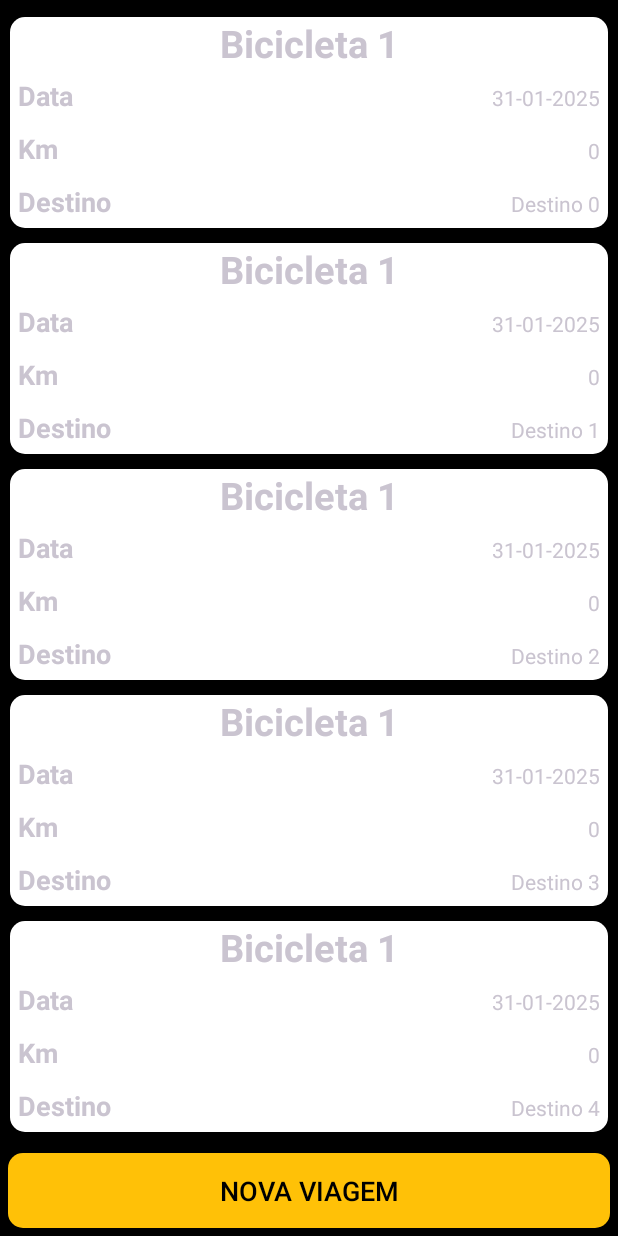
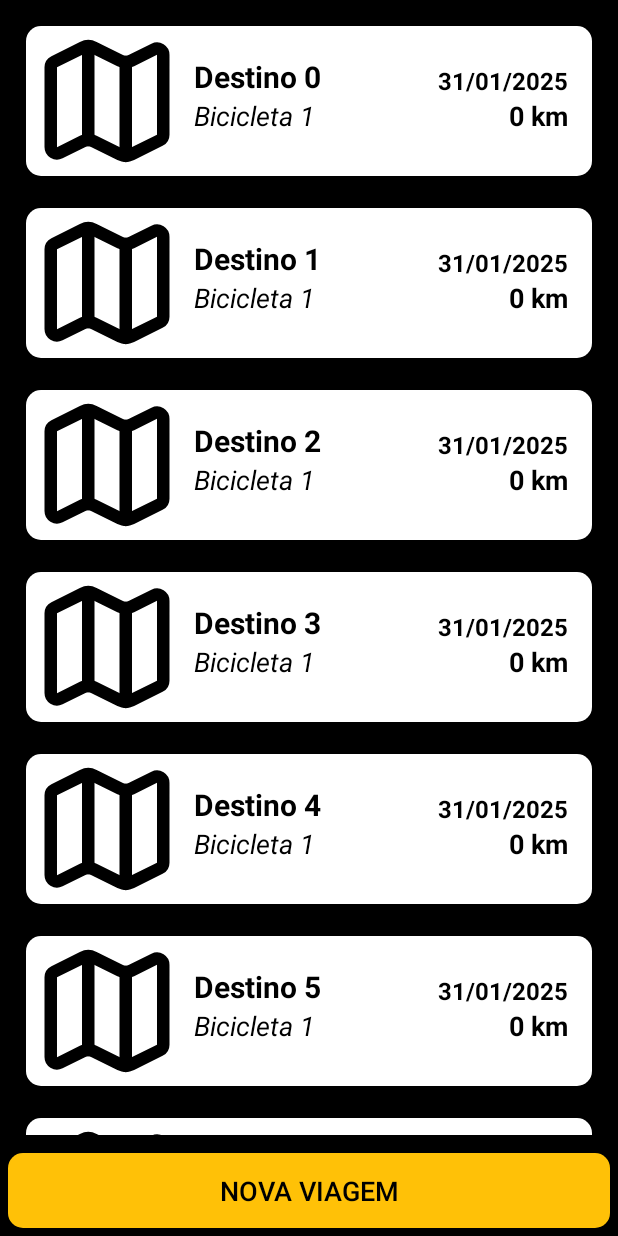
Before and after one commit to silva93felipe/BicicretaAndroid, an Android app: the ViagensActivity screen opened directly, with no data from a screen before it, on a phone screen of 412 x 824 dp. Run offline under Robolectric (Android 15) with nearby library versions, the light colour scheme and no system bars.

Commit message:
refactor: Ajustando layout do card

```diff
--- a/app/src/main/java/com/app/bicicreta/app/activity/ViagensActivity.java
+++ b/app/src/main/java/com/app/bicicreta/app/activity/ViagensActivity.java
@@ -30,11 +30,10 @@ public class ViagensActivity extends AppCompatActivity {
         for (int i = 0; i < 15; i++){
             Viagem viagem = new Viagem();
             viagem.setDestino("Destino " + i);
-            String pattern = "dd-MM-yyyy";
-            SimpleDateFormat simpleDateFormat = new SimpleDateFormat(pattern);
+            SimpleDateFormat simpleDateFormat = new SimpleDateFormat("dd/MM/yyyy");
             viagem.setData(String.valueOf(simpleDateFormat.format(new Date())));
             viagem.setNomeBicicleta("Bicicleta 1");
-            viagem.setQuilometros("0");
+            viagem.setQuilometros("0 km");
             viagens.add(viagem);
         }
     }
--- a/app/src/main/java/com/app/bicicreta/app/adapter/AdapterViagem.java
+++ b/app/src/main/java/com/app/bicicreta/app/adapter/AdapterViagem.java
@@ -50,10 +50,10 @@ public class AdapterViagem extends RecyclerView.Adapter<AdapterViagem.ViagemView
 
         public ViagemViewHolder(@NonNull View itemView) {
             super(itemView);
-            dataViagem = itemView.findViewById(R.id.dataViagemTextView);
-            quilometrosRodados = itemView.findViewById(R.id.quilometrosTextView);
-            destino = itemView.findViewById(R.id.destinoTextView);
-            nomeBicicleta = itemView.findViewById(R.id.nomeBicicletaTextView);
+            dataViagem = itemView.findViewById(R.id.dataCompraTextView);
+            quilometrosRodados = itemView.findViewById(R.id.quilometroPecaTextView);
+            destino = itemView.findViewById(R.id.nomePecaTextView);
+            nomeBicicleta = itemView.findViewById(R.id.nomeBicicletaPecaTextView);
         }
     }
 }
--- a/app/src/main/res/layout/viagem_item.xml
+++ b/app/src/main/res/layout/viagem_item.xml
@@ -4,111 +4,68 @@
     xmlns:tools="http://schemas.android.com/tools"
     android:layout_width="match_parent"
     android:layout_height="wrap_content"
-    android:layout_marginStart="5dp"
-    android:layout_marginTop="10dp"
-    android:layout_marginEnd="5dp">
+    android:layout_marginStart="16dp"
+    android:layout_marginTop="16dp"
+    android:layout_marginEnd="16dp"
+    android:layout_marginBottom="5dp"
+    android:background="@drawable/background_card">
 
-    <LinearLayout
-        android:id="@+id/linearLayout2"
-        android:layout_width="0dp"
-        android:layout_height="wrap_content"
-        android:background="@drawable/background_card"
-        android:orientation="vertical"
-        app:layout_constraintEnd_toEndOf="parent"
+    <ImageView
+        android:id="@+id/imageView2"
+        android:layout_width="100dp"
+        android:layout_height="100dp"
+        android:layout_marginStart="4dp"
+        app:layout_constraintBottom_toBottomOf="parent"
         app:layout_constraintStart_toStartOf="parent"
-        app:layout_constraintTop_toTopOf="parent">
-
-        <LinearLayout
-            android:layout_width="match_parent"
-            android:layout_height="match_parent"
-            android:orientation="vertical">
-
-            <LinearLayout
-                android:layout_width="match_parent"
-                android:layout_height="match_parent"
-                android:orientation="horizontal">
+        app:layout_constraintTop_toTopOf="parent"
+        app:srcCompat="@drawable/map" />
 
     <TextView
-                    android:id="@+id/nomeBicicletaTextView"
+        android:id="@+id/nomePecaTextView"
         android:layout_width="wrap_content"
         android:layout_height="wrap_content"
-                    android:layout_weight="1"
-                    android:gravity="center"
-                    android:textSize="25dp"
-                    android:textStyle="bold" />
-            </LinearLayout>
-
-            <LinearLayout
-                android:layout_width="match_parent"
-                android:layout_height="match_parent"
-                android:orientation="horizontal"
-                android:padding="5dp">
+        android:layout_marginStart="8dp"
+        android:layout_marginTop="20dp"
+        android:text="Pureza"
+        android:textColor="@color/black"
+        android:textSize="20dp"
+        android:textStyle="bold"
+        app:layout_constraintStart_toEndOf="@+id/imageView2"
+        app:layout_constraintTop_toTopOf="parent" />
 
     <TextView
-                    android:id="@+id/textView13"
+        android:id="@+id/dataCompraTextView"
         android:layout_width="wrap_content"
         android:layout_height="wrap_content"
-                    android:layout_weight="2"
-                    android:text="Data"
-                    android:textSize="18sp"
-                    android:textStyle="bold" />
+        android:layout_marginEnd="16dp"
+        android:text="20/10/2025"
+        android:textColor="@color/black"
+        android:textSize="16dp"
+        android:textStyle="bold"
+        app:layout_constraintBottom_toBottomOf="@+id/nomePecaTextView"
+        app:layout_constraintEnd_toEndOf="parent"
+        app:layout_constraintTop_toTopOf="@+id/nomePecaTextView"
+        app:layout_constraintVertical_bias="1.0" />
 
     <TextView
-                    android:id="@+id/dataViagemTextView"
+        android:id="@+id/quilometroPecaTextView"
         android:layout_width="wrap_content"
         android:layout_height="wrap_content"
-                    android:layout_weight="1"
-                    android:textAlignment="textEnd" />
-            </LinearLayout>
-
-            <LinearLayout
-                android:layout_width="match_parent"
-                android:layout_height="match_parent"
-                android:orientation="horizontal"
-                android:padding="5dp">
+        android:text="100 km"
+        android:textColor="@color/black"
+        android:textSize="18dp"
+        android:textStyle="bold"
+        app:layout_constraintBottom_toBottomOf="@+id/nomeBicicletaPecaTextView"
+        app:layout_constraintEnd_toEndOf="@+id/dataCompraTextView" />
 
     <TextView
-                    android:id="@+id/textView15"
+        android:id="@+id/nomeBicicletaPecaTextView"
         android:layout_width="wrap_content"
         android:layout_height="wrap_content"
-                    android:layout_weight="2"
-                    android:text="Km"
+        android:text="South"
+        android:textColor="@color/black"
         android:textSize="18sp"
-                    android:textStyle="bold" />
-
-                <TextView
-                    android:id="@+id/quilometrosTextView"
-                    android:layout_width="wrap_content"
-                    android:layout_height="wrap_content"
-                    android:layout_weight="1"
-                    android:textAlignment="textEnd" />
-            </LinearLayout>
-
-            <LinearLayout
-                android:layout_width="match_parent"
-                android:layout_height="match_parent"
-                android:orientation="horizontal"
-                android:padding="5dp">
-
-                <TextView
-                    android:id="@+id/textView17"
-                    android:layout_width="wrap_content"
-                    android:layout_height="wrap_content"
-                    android:layout_weight="2"
-                    android:text="Destino"
-                    android:textSize="18sp"
-                    android:textStyle="bold" />
-
-                <TextView
-                    android:id="@+id/destinoTextView"
-                    android:layout_width="wrap_content"
-                    android:layout_height="wrap_content"
-                    android:layout_weight="1"
-                    android:textAlignment="textEnd" />
-            </LinearLayout>
-
-        </LinearLayout>
-
-    </LinearLayout>
-
+        android:textStyle="italic"
+        app:layout_constraintStart_toStartOf="@+id/nomePecaTextView"
+        app:layout_constraintTop_toBottomOf="@+id/nomePecaTextView" />
 </androidx.constraintlayout.widget.ConstraintLayout>
```
Also changed, not shown: app/src/main/java/com/app/bicicreta/app/activity/PecasActivity.java (+3 -4 lines), app/src/main/res/layout/peca_item.xml (+58 -37 lines). Lines whose indentation alone changed are shown as unchanged.
